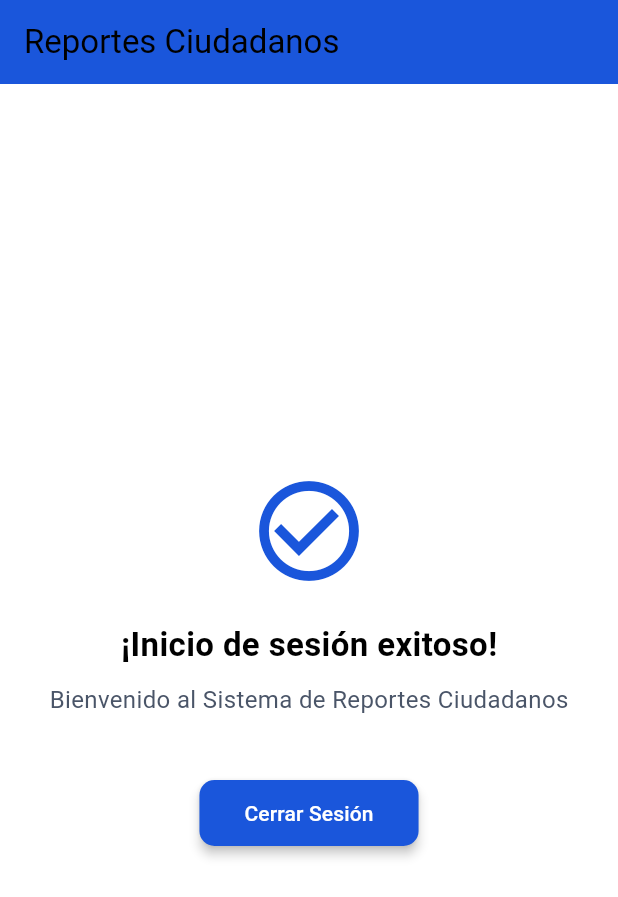
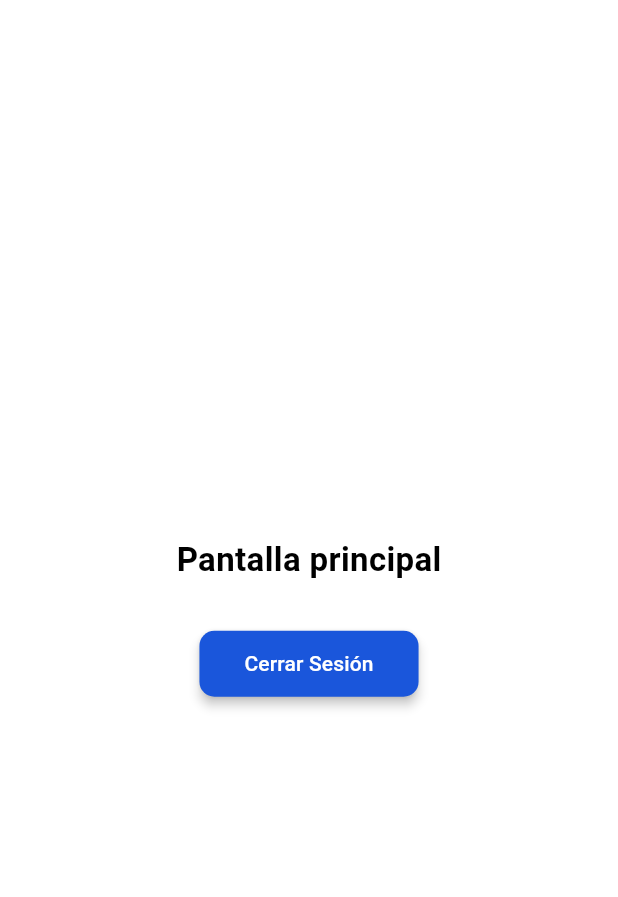
Before and after one commit to Teamggez/moviles2Proyecto, a Flutter app: the ScreenPrincipal screen opened directly, on a phone screen of 412 x 824 dp. Shown: the top 897 px of the screen. Run offline on Flutter 3.47's test engine with Material 3 defaults, Android fonts, the phone set to English and light mode, and no system bars; our stand-ins replace cloud_firestore, firebase_core; accounts and stored records are empty.

Commit message:
Corrige botón de cerrar sesión y limpia pantalla principal

```diff
--- a/lib/screen_principal.dart
+++ b/lib/screen_principal.dart
@@ -11,40 +11,21 @@ class _ScreenPrincipalState extends State<ScreenPrincipal> {
   @override
   Widget build(BuildContext context) {
     return Scaffold(
-      appBar: AppBar(
-        title: const Text('Reportes Ciudadanos'),
-        backgroundColor: const Color(0xFF1A56DB),
-        elevation: 0,
-      ),
       body: Center(
         child: Column(
           mainAxisAlignment: MainAxisAlignment.center,
           children: [
-            const Icon(
-              Icons.check_circle_outline,
-              size: 80,
-              color: Color(0xFF1A56DB),
-            ),
-            const SizedBox(height: 20),
             const Text(
-              '¡Inicio de sesión exitoso!',
+              'Pantalla principal',
               style: TextStyle(
                 fontSize: 22,
                 fontWeight: FontWeight.bold,
               ),
             ),
-            const SizedBox(height: 10),
-            const Text(
-              'Bienvenido al Sistema de Reportes Ciudadanos',
-              style: TextStyle(
-                fontSize: 16,
-                color: Color(0xFF4A5568),
-              ),
-            ),
-            const SizedBox(height: 40),
+            const SizedBox(height: 30),
             ElevatedButton(
               onPressed: () {
-                Navigator.of(context).pop();
+                Navigator.of(context).pushNamedAndRemoveUntil('/', (route) => false);
               },
               style: ElevatedButton.styleFrom(
                 padding: const EdgeInsets.symmetric(horizontal: 30, vertical: 12),
```
